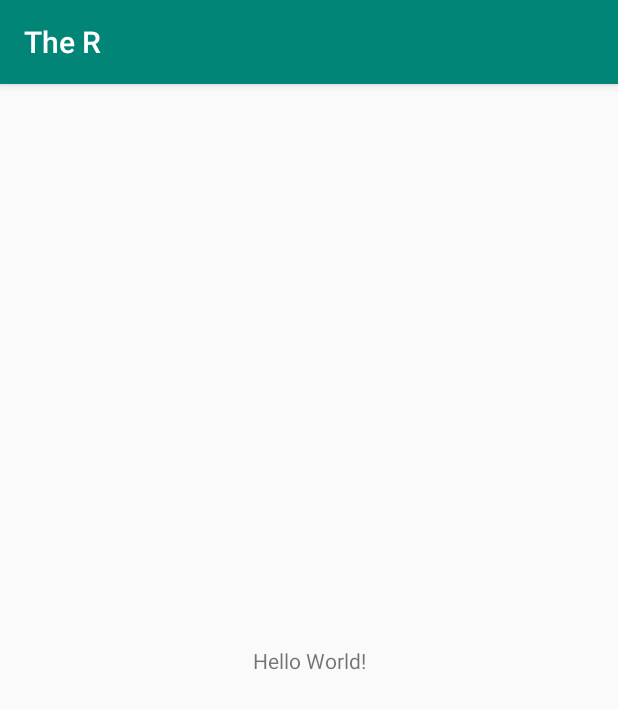
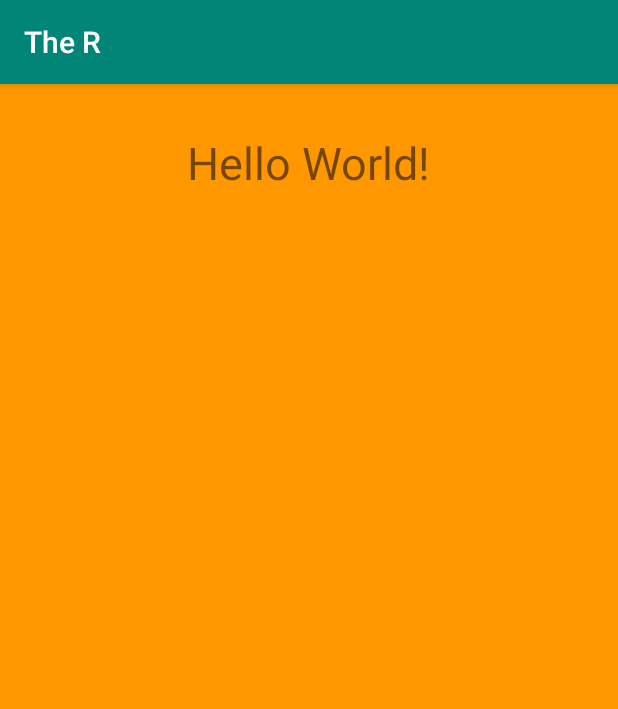
Before and after one commit to proans/TheR, an Android app: the screen it shows after launch (MainActivity), on a phone screen of 412 x 824 dp. Shown: the top 709 px of the screen. Run offline under Robolectric (Android 15) with nearby library versions, the phone set to English and light mode, and no system bars.

Commit message:
add background color and increase text size

```diff
--- a/app/src/main/res/layout/activity_main.xml
+++ b/app/src/main/res/layout/activity_main.xml
@@ -4,13 +4,15 @@
     xmlns:tools="http://schemas.android.com/tools"
     android:layout_width="match_parent"
     android:layout_height="match_parent"
+    android:background="#FF9800"
     tools:context=".MainActivity">
 
     <TextView
         android:layout_width="wrap_content"
         android:layout_height="wrap_content"
+        android:layout_marginTop="32dp"
         android:text="Hello World!"
-        app:layout_constraintBottom_toBottomOf="parent"
+        android:textSize="30sp"
         app:layout_constraintLeft_toLeftOf="parent"
         app:layout_constraintRight_toRightOf="parent"
         app:layout_constraintTop_toTopOf="parent" />
```
